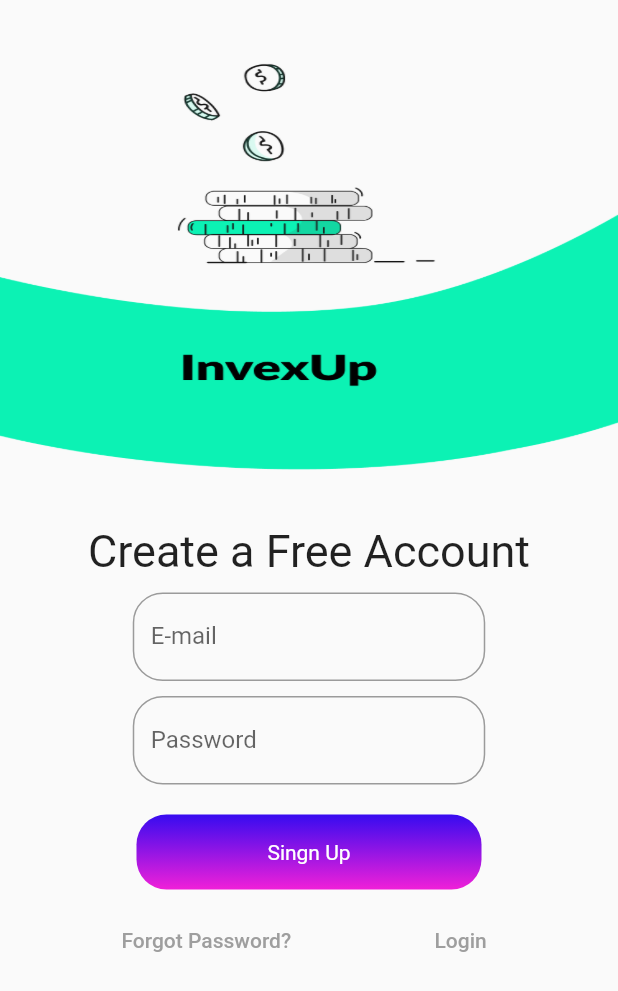
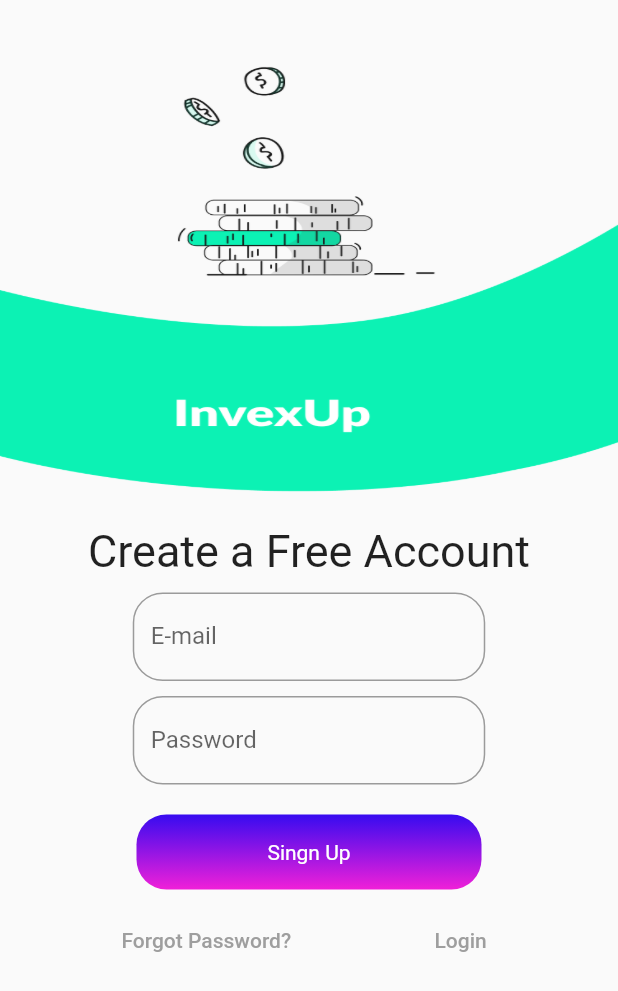
Before and after one commit to iqra32/InvexupTradingApp, a Flutter app: the screen it shows after launch, after a tap on "Login", after a tap on "LOGIN", on a phone screen of 412 x 824 dp. Shown: the top 991 px of the screen. Run offline on Flutter 3.47's test engine with Material 2 defaults, Android fonts, the phone set to English and light mode, and no system bars; our stand-ins replace flutter_screenutil, splashscreen.

Commit message:
images change

```diff
--- a/lib/Screen/login.dart
+++ b/lib/Screen/login.dart
@@ -30,7 +30,7 @@
             //   ),
             // ),
             child: Image.asset(
-              'assets/login321.png',
+              'assets/login.png',
               fit: BoxFit.fill,
             ),
           ),
--- a/lib/Signup.dart
+++ b/lib/Signup.dart
@@ -30,7 +30,7 @@
             //   ),
             // ),
             child: Image.asset(
-                'assets/login321.png',
+                'assets/login.png',
                 fit: BoxFit.fill,
               ),
           ),
--- a/pubspec.yaml
+++ b/pubspec.yaml
@@ -66,6 +66,8 @@
     - assets/login321.png
     - assets/emailpw.png
     - assets/Group43.png
+    - assets/login.png
+    - assets/chnagepw.png
   #   - images/a_dot_ham.jpeg
 
   # An image asset can refer to one or more resolution-specific "variants", see
```
Also changed, not shown: assets/chnagepw.png (added), assets/login.png.
